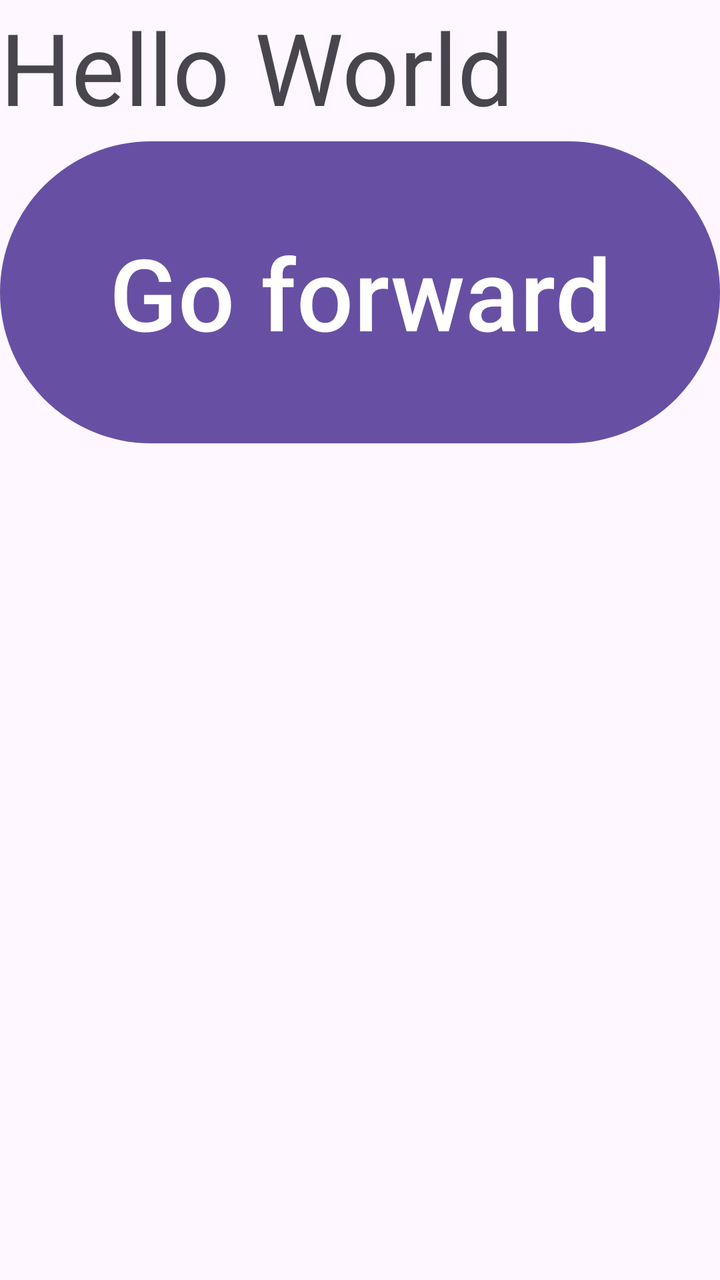
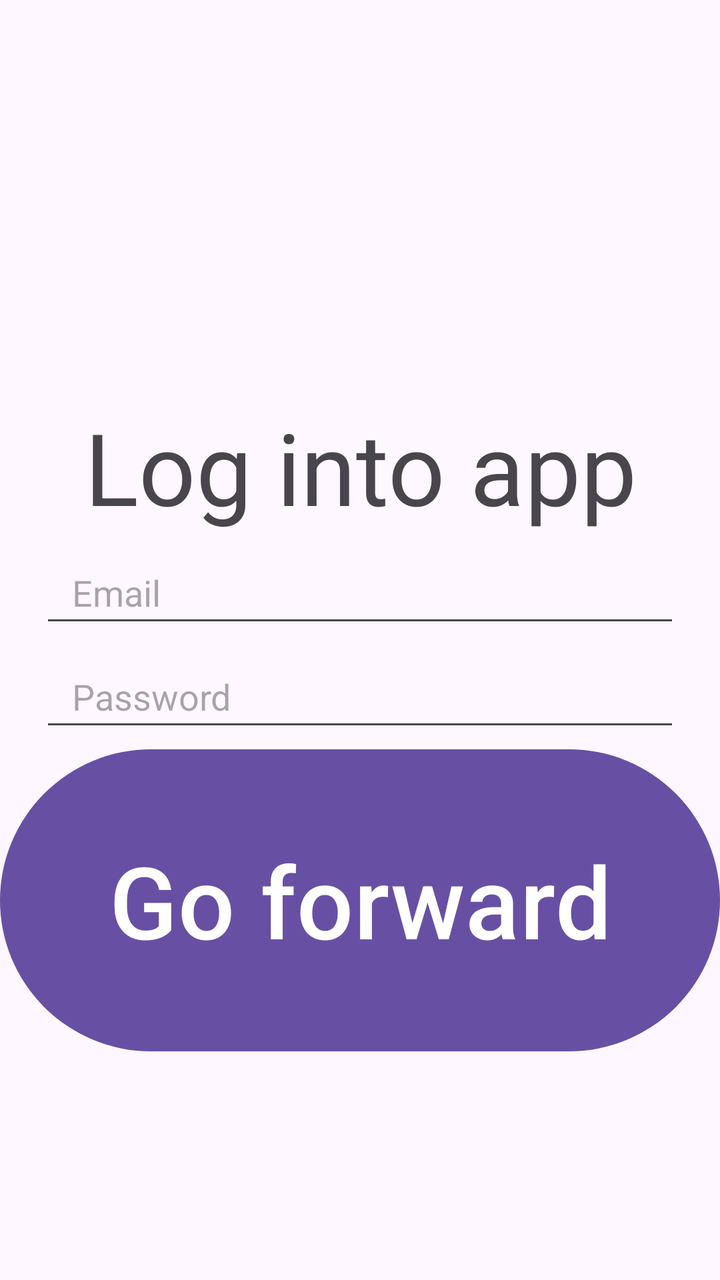

Two renders of the same Android screen: before a commit and after it. Below are the layout's source before the change and the commit's diff.
<!-- AndroidManifest.xml: activity theme Theme.Test3 -->
<!-- res/layout/activity_main.xml -->
<?xml version="1.0" encoding="utf-8"?>
<LinearLayout xmlns:android="http://schemas.android.com/apk/res/android"
    android:layout_height="match_parent"
    android:layout_width="match_parent"
    xmlns:tools="http://schemas.android.com/tools"
    android:orientation="vertical"
    android:id="@+id/main"
    tools:context=".MainActivity">
    <TextView
        android:layout_height="wrap_content"
        android:layout_width="match_parent"
        android:text="Hello World"
        android:textSize="50sp"/>

    <Button
        android:id="@+id/button_first"
        android:layout_width="match_parent"
        android:layout_height="159dp"
        android:textSize="50sp"
        android:text="Go forward"/>
</LinearLayout>
<!-- resources referenced by this layout -->
<resources>
  <style name="Theme.Test3" parent="Base.Theme.Test3" />
  <style name="Base.Theme.Test3" parent="Theme.Material3.DayNight.NoActionBar">
          
          
      </style>
</resources>

<!-- the commit's change to res/layout/activity_main.xml (unified diff, before → after) -->
@@ -6,11 +6,46 @@
     android:orientation="vertical"
     android:id="@+id/main"
     tools:context=".MainActivity">
+
+    <Toolbar
+        android:layout_width="match_parent"
+        android:layout_height="50dp"/>
+
     <TextView
+        android:paddingTop="150dp"
+        android:textAlignment="center"
         android:layout_height="wrap_content"
         android:layout_width="match_parent"
-        android:text="Hello World"
+        android:text="Log into app"
         android:textSize="50sp"/>
+
+    <EditText
+        android:id="@+id/email"
+        android:layout_width="match_parent"
+        android:layout_height="48dp"
+        android:layout_marginStart="20dp"
+        android:layout_marginTop="4dp"
+        android:layout_marginEnd="20dp"
+        android:autofillHints="emailAddress"
+        android:hint="Email"
+        android:inputType="textEmailAddress"
+        android:paddingStart="16dp"
+        android:paddingEnd="8dp"/>
+
+    <EditText
+        android:id="@+id/password"
+        android:layout_width="match_parent"
+        android:layout_height="48dp"
+        android:layout_marginStart="20dp"
+        android:layout_marginTop="4dp"
+        android:layout_marginEnd="20dp"
+        android:autofillHints="password"
+        android:hint="Password"
+        android:inputType="textPassword"
+        android:paddingStart="16dp"
+        android:paddingEnd="8dp"/>
+
+
 
     <Button
         android:id="@+id/button_first"
@@ -18,4 +53,6 @@
         android:layout_height="159dp"
         android:textSize="50sp"
         android:text="Go forward"/>
+
+
 </LinearLayout>
